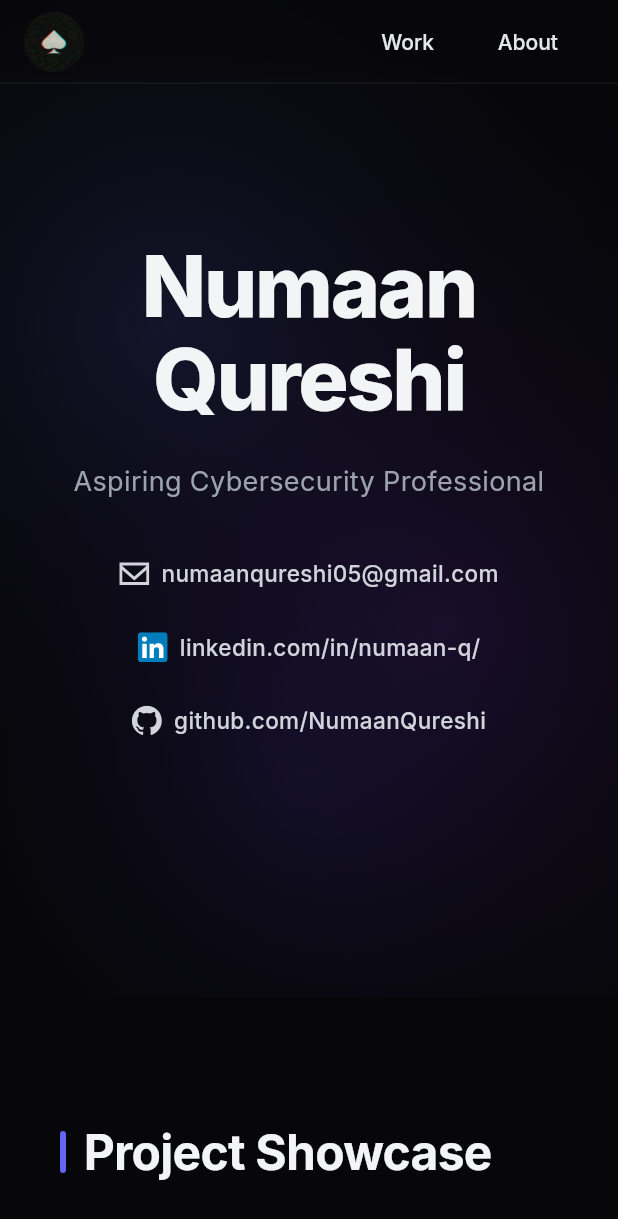
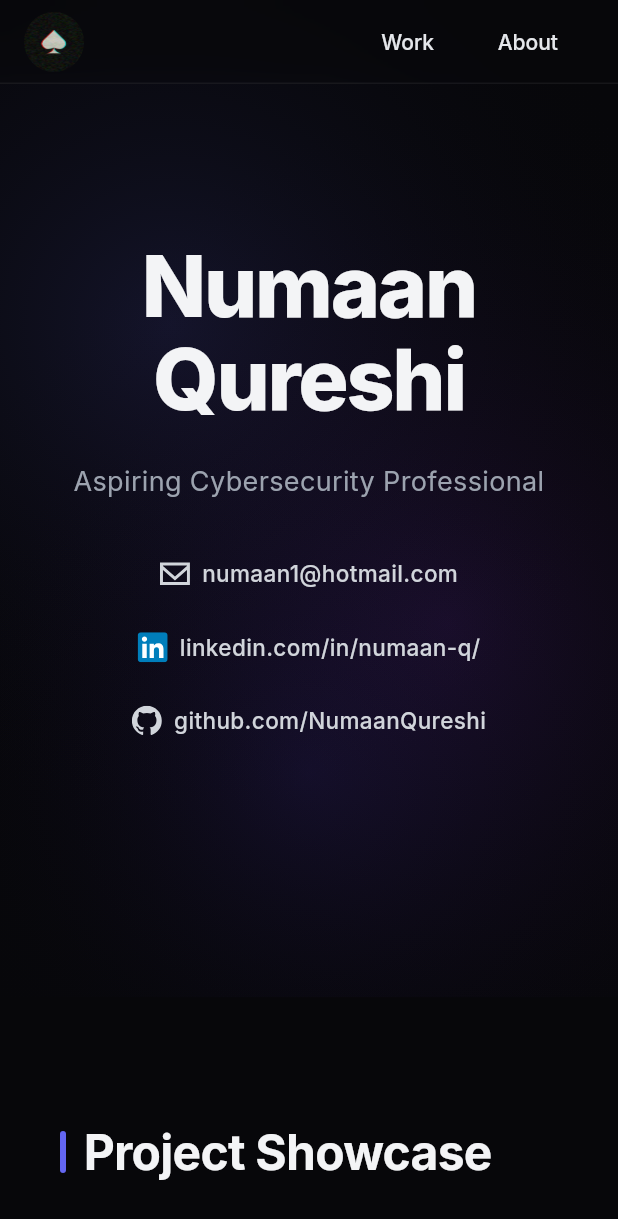
Before and after one commit to NumaanQureshi/NumaanQureshi.github.io, a Flutter app: the screen it shows after launch, on a phone screen of 412 x 824 dp. Shown: the top 1219 px of the screen. Run offline on Flutter 3.47's test engine with Material 3 defaults, Android fonts, the phone set to English and light mode, and no system bars; our stand-ins replace flutter_svg, google_fonts, material_ui; missing offline and left inert: web_smooth_scroll.

Commit message:
fix: changed email

```diff
--- a/lib/sections/hero_section.dart
+++ b/lib/sections/hero_section.dart
@@ -96,8 +96,8 @@ class HeroSection extends StatelessWidget {
                   children: [
                     SocialLink(
                       iconPath: 'assets/images/email.svg',
-                      label: 'numaanqureshi05@gmail.com',
-                      url: 'mailto:numaanqureshi05@gmail.com',
+                      label: 'numaan1@hotmail.com',
+                      url: 'mailto:numaan1@hotmail.com',
                       tintIcon: true,
                     ),
                     SocialLink(
```
